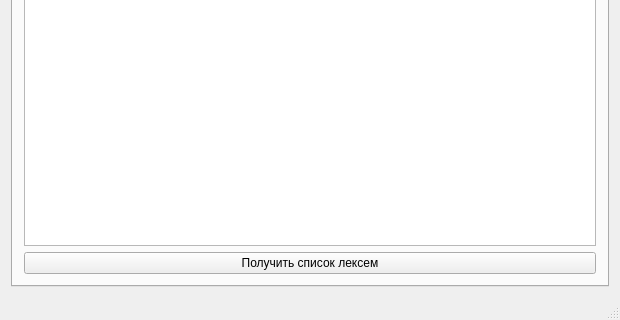
Old version of the form mainwindow.ui in the repository SwampDok/SimpleInterpreter; both pictures show x 0 to 620 and y 169 to 489 of the 620 by 489 pixel window.
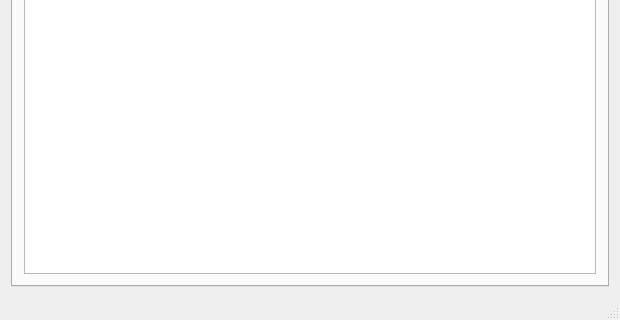
New version of the form. The open tabs and pages were chosen to show the change.

```diff
--- a/mainwindow.ui
+++ b/mainwindow.ui
@@ -93,13 +93,6 @@
         <item>
          <widget class="QListWidget" name="listWidget_tokens"/>
         </item>
-        <item>
-         <widget class="QPushButton" name="pushButton_get_tokens">
-          <property name="text">
-           <string>Получить список лексем</string>
-          </property>
-         </widget>
-        </item>
        </layout>
       </widget>
       <widget class="QWidget" name="tab_3">
```
